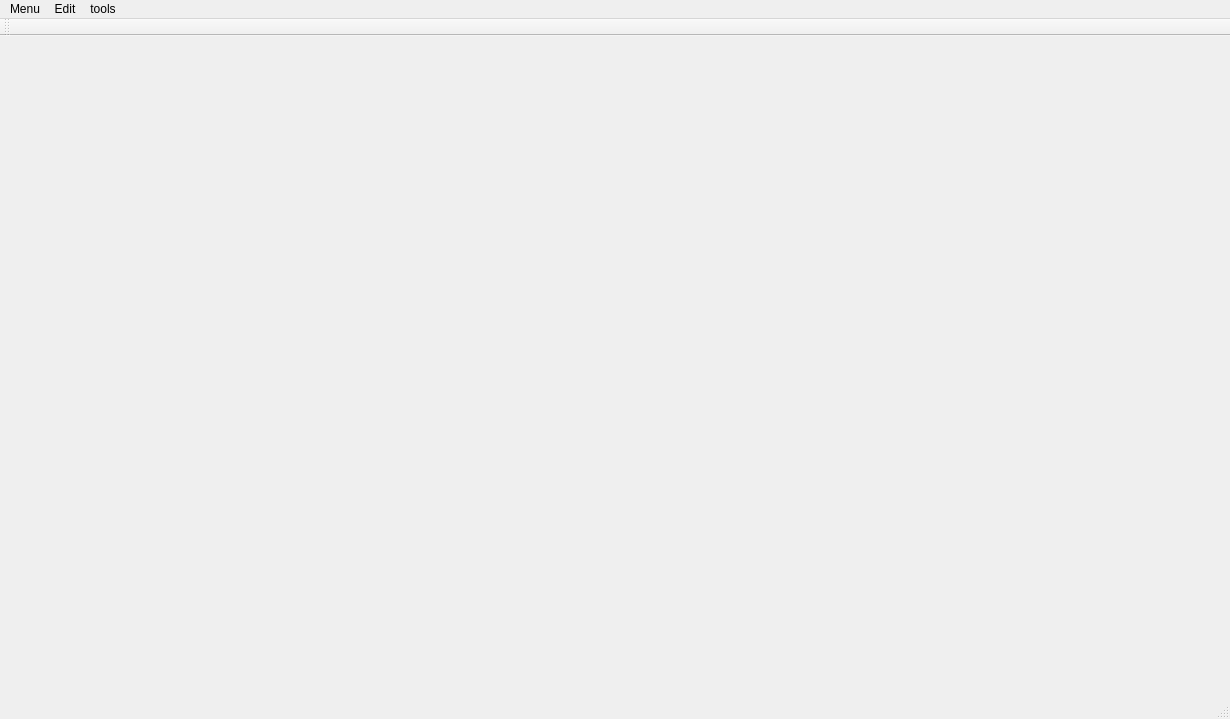
First picture: the form in Qt/mainwindow.ui, repository netpipe/ProIDE, before the edit.
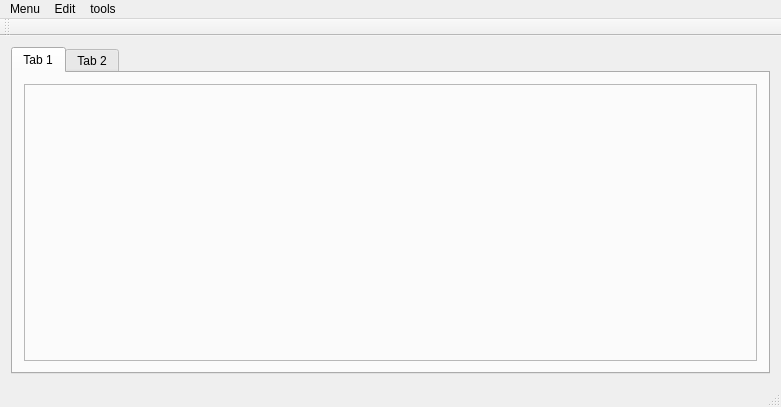
Second picture: the form after the edit. The open tabs and pages were chosen to show the change.

```diff
--- a/Qt/mainwindow.ui
+++ b/Qt/mainwindow.ui
@@ -6,8 +6,8 @@
    <rect>
     <x>0</x>
     <y>0</y>
-    <width>1230</width>
-    <height>719</height>
+    <width>781</width>
+    <height>407</height>
    </rect>
   </property>
   <property name="windowTitle">
@@ -16,25 +16,86 @@
   <widget class="QWidget" name="centralWidget">
    <layout class="QGridLayout" name="gridLayout">
     <item row="0" column="0">
-     <widget class="QStackedWidget" name="stackedWidget">
+     <widget class="QTabWidget" name="tabWidget">
       <property name="currentIndex">
        <number>1</number>
       </property>
-      <widget class="QWidget" name="page"/>
-      <widget class="QWidget" name="page_2"/>
+      <widget class="QWidget" name="tab_3">
+       <attribute name="title">
+        <string>Tab 1</string>
+       </attribute>
+       <layout class="QGridLayout" name="gridLayout_3">
+        <item row="0" column="0">
+         <widget class="QFrame" name="frame">
+          <property name="frameShape">
+           <enum>QFrame::StyledPanel</enum>
+          </property>
+          <property name="frameShadow">
+           <enum>QFrame::Raised</enum>
+          </property>
+          <layout class="QGridLayout" name="gridLayout_2"/>
+         </widget>
+        </item>
+       </layout>
+      </widget>
+      <widget class="QWidget" name="tab_4">
+       <attribute name="title">
+        <string>Tab 2</string>
+       </attribute>
+       <layout class="QGridLayout" name="gridLayout_5">
+        <item row="0" column="0">
+         <widget class="QWidget" name="widget" native="true">
+          <layout class="QGridLayout" name="gridLayout_4">
+           <item row="0" column="0">
+            <widget class="QStackedWidget" name="stackedWidget">
+             <property name="currentIndex">
+              <number>1</number>
+             </property>
+             <widget class="QWidget" name="page"/>
+             <widget class="QWidget" name="page_2"/>
+            </widget>
+           </item>
+          </layout>
+         </widget>
+        </item>
+       </layout>
+      </widget>
      </widget>
     </item>
    </layout>
   </widget>
+  <widget class="QToolBar" name="mainToolBar">
+   <attribute name="toolBarArea">
+    <enum>TopToolBarArea</enum>
+   </attribute>
+   <attribute name="toolBarBreak">
+    <bool>false</bool>
+   </attribute>
+  </widget>
+  <widget class="QStatusBar" name="statusBar"/>
   <widget class="QMenuBar" name="menuBar">
    <property name="geometry">
     <rect>
      <x>0</x>
      <y>0</y>
-     <width>1230</width>
+     <width>781</width>
      <height>24</height>
     </rect>
    </property>
+   <widget class="QMenu" name="menuEdit">
+    <property name="title">
+     <string>Edit</string>
+    </property>
+    <addaction name="actionundo"/>
+   </widget>
+   <widget class="QMenu" name="menutools">
+    <property name="title">
+     <string>tools</string>
+    </property>
+    <addaction name="actionColorPicker"/>
+    <addaction name="actionHighlight"/>
+    <addaction name="actioncompile"/>
+   </widget>
    <widget class="QMenu" name="menuMenu">
     <property name="title">
      <string>Menu</string>
@@ -46,32 +107,10 @@
     <addaction name="actionApply"/>
     <addaction name="actionNew"/>
    </widget>
-   <widget class="QMenu" name="menuEdit">
-    <property name="title">
-     <string>Edit</string>
-    </property>
-    <addaction name="actionundo"/>
-   </widget>
-   <widget class="QMenu" name="menutools">
-    <property name="title">
-     <string>tools</string>
-    </property>
-    <addaction name="actionColorPicker"/>
-    <addaction name="actionHighlight"/>
-   </widget>
    <addaction name="menuMenu"/>
    <addaction name="menuEdit"/>
    <addaction name="menutools"/>
   </widget>
-  <widget class="QToolBar" name="mainToolBar">
-   <attribute name="toolBarArea">
-    <enum>TopToolBarArea</enum>
-   </attribute>
-   <attribute name="toolBarBreak">
-    <bool>false</bool>
-   </attribute>
-  </widget>
-  <widget class="QStatusBar" name="statusBar"/>
   <action name="actionExit">
    <property name="text">
     <string>Exit</string>
```
Left out of the diff: 5 changed lines with no effect on the pictures.
